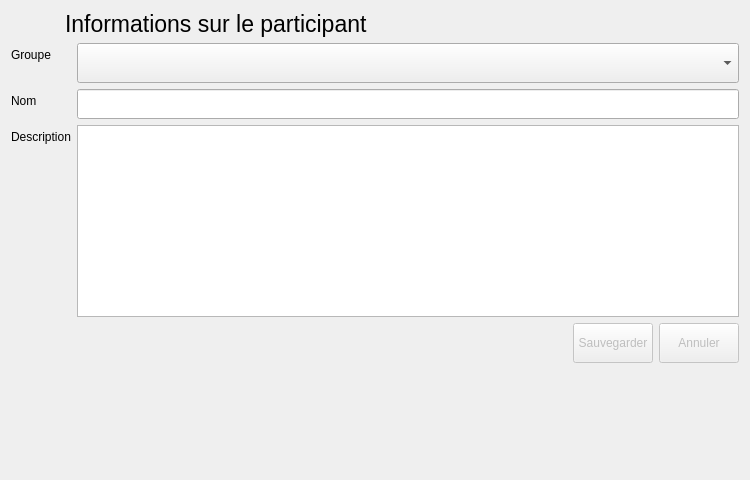
Before: the Qt Designer form python/resources/ui/ParticipantWidget.ui in introlab/OpenIMU, drawn with Qt 5.
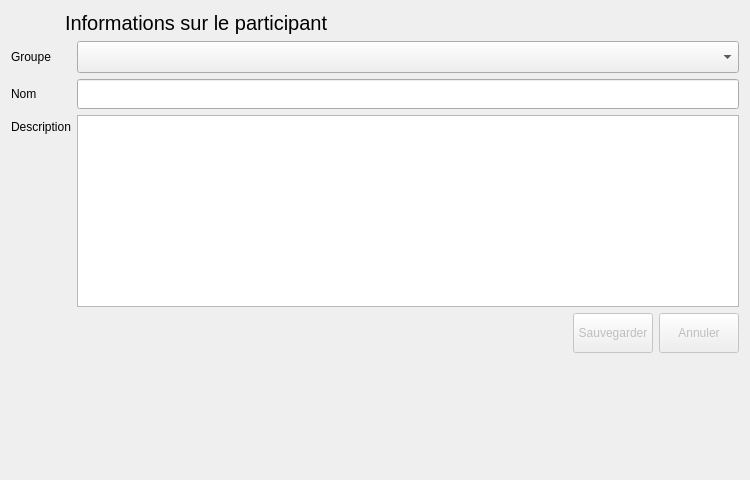
After: the same form once the commit is applied. Icons and pictures are not drawn.

```diff
--- a/python/resources/ui/ParticipantWidget.ui
+++ b/python/resources/ui/ParticipantWidget.ui
@@ -51,7 +51,7 @@
       <widget class="QLabel" name="lblInfos">
        <property name="font">
         <font>
-         <pointsize>17</pointsize>
+         <pointsize>15</pointsize>
          <italic>false</italic>
         </font>
        </property>
@@ -72,6 +72,12 @@
      </property>
      <item row="1" column="0">
       <widget class="QLabel" name="lblName">
+       <property name="sizePolicy">
+        <sizepolicy hsizetype="Preferred" vsizetype="Expanding">
+         <horstretch>0</horstretch>
+         <verstretch>0</verstretch>
+        </sizepolicy>
+       </property>
        <property name="text">
         <string>Nom</string>
        </property>
@@ -196,6 +202,12 @@
      </item>
      <item row="0" column="0">
       <widget class="QLabel" name="lblGroup">
+       <property name="sizePolicy">
+        <sizepolicy hsizetype="Preferred" vsizetype="Expanding">
+         <horstretch>0</horstretch>
+         <verstretch>0</verstretch>
+        </sizepolicy>
+       </property>
        <property name="text">
         <string>Groupe</string>
        </property>
@@ -212,7 +224,7 @@
        <property name="minimumSize">
         <size>
          <width>0</width>
-         <height>40</height>
+         <height>32</height>
         </size>
        </property>
       </widget>
```
